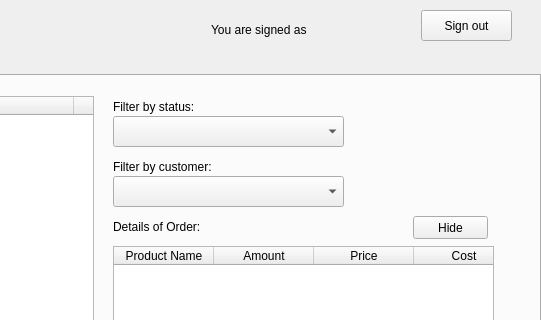
Old version of the form front/worker/ui/worker_window.ui in the repository Nyakutka/brewery; both pictures show x 659 to 1200 and y 0 to 320 of the 1200 by 650 pixel window.
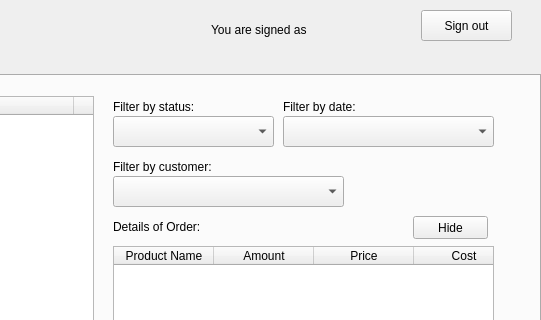
New version of the form. The open tabs and pages were chosen to show the change.

```diff
--- a/front/worker/ui/worker_window.ui
+++ b/front/worker/ui/worker_window.ui
@@ -472,7 +472,7 @@
        <rect>
         <x>770</x>
         <y>40</y>
-        <width>231</width>
+        <width>161</width>
         <height>31</height>
        </rect>
       </property>
@@ -679,6 +679,32 @@
        <string>Products lack on stock</string>
       </property>
      </widget>
+     <widget class="QComboBox" name="date_filter_comboBox">
+      <property name="geometry">
+       <rect>
+        <x>940</x>
+        <y>40</y>
+        <width>211</width>
+        <height>31</height>
+       </rect>
+      </property>
+     </widget>
+     <widget class="QLabel" name="date_filter_label">
+      <property name="geometry">
+       <rect>
+        <x>940</x>
+        <y>20</y>
+        <width>81</width>
+        <height>21</height>
+       </rect>
+      </property>
+      <property name="text">
+       <string>Filter by date:</string>
+      </property>
+      <property name="scaledContents">
+       <bool>false</bool>
+      </property>
+     </widget>
     </widget>
     <widget class="QWidget" name="account_tab">
      <attribute name="title">
```
Left out of the diff: 6 changed lines with no effect on the pictures.
